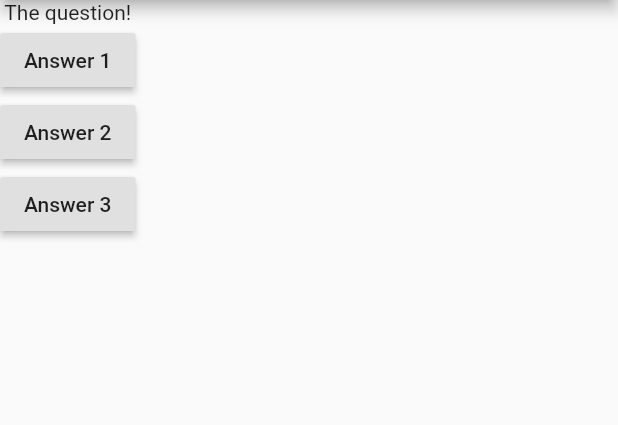
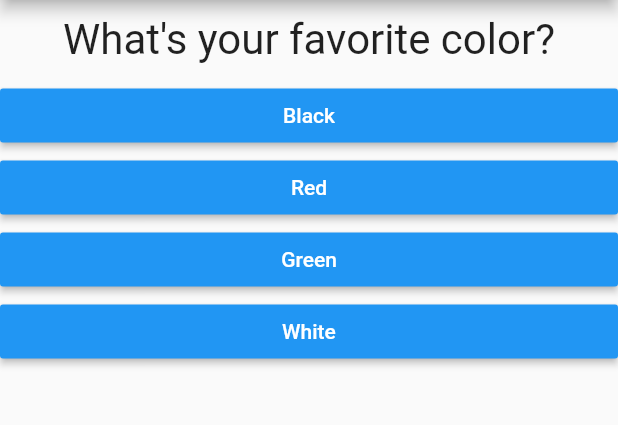
Before and after one commit to windellevega/flutter_academind, a Flutter app: the screen it shows after launch, on a phone screen of 412 x 824 dp, the part 84-509 px from its top. Run offline on Flutter 3.47's test engine with Material 2 defaults, Android fonts, the phone set to English and light mode, and no system bars.

Commit message:
Pretty much understanding of basic flutter and dart functionalities and how to refactor your code

```diff
--- /dev/null
+++ b/lib/answer.dart
@@ -0,0 +1,21 @@
+import 'package:flutter/material.dart';
+
+class Answer extends StatelessWidget {
+  final Function selectHandler;
+  final String answerText;
+
+  Answer(this.selectHandler, this.answerText);
+
+  @override
+  Widget build(BuildContext context) {
+    return Container(
+      width: double.infinity,
+      child: RaisedButton(
+        color: Colors.blue,
+        textColor: Colors.white,
+        child: Text(answerText),
+        onPressed: selectHandler,
+      ),
+    );
+  }
+}
--- a/lib/main.dart
+++ b/lib/main.dart
@@ -1,43 +1,83 @@
 import 'package:flutter/material.dart';
+import 'package:flutter_academind/result.dart';
+import 'quiz.dart';
+import 'result.dart';
 
 void main() => runApp(MyApp());
 
-class MyApp extends StatelessWidget {
-  void answerQuestion() {
-    print('Answer Chosen');
+class MyApp extends StatefulWidget {
+  @override
+  State<StatefulWidget> createState() {
+    return _MyAppState();
+  }
+}
+
+class _MyAppState extends State<MyApp> {
+  final _questions = const [
+    {
+      'questionText': 'What\'s your favorite color?',
+      'answers': [
+        {'text': 'Black', 'score': 10},
+        {'text': 'Red', 'score': 5},
+        {'text': 'Green', 'score': 3},
+        {'text': 'White', 'score': 1},
+      ],
+    },
+    {
+      'questionText': 'What\'s your favorite animal?',
+      'answers': [
+        {'text': 'Rabbit', 'score': 1},
+        {'text': 'Snake', 'score': 9},
+        {'text': 'Elephant', 'score': 6},
+        {'text': 'Lion', 'score': 10},
+      ],
+    },
+    {
+      'questionText': 'Who\s your favorite band/singer?',
+      'answers': [
+        {'text': 'Ben&Ben', 'score': 5},
+        {'text': 'Miora', 'score': 1},
+        {'text': 'Parokya ni Edgar', 'score': 10},
+        {'text': 'Yeng Constantino', 'score': 2},
+        {'text': 'IV of Spades', 'score': 6},
+      ],
+    }
+  ];
+  var _questionIndex = 0;
+  var _totalScore = 0;
+
+  void _resetQuiz() {
+    setState(() {
+      _questionIndex = 0;
+      _totalScore = 0;
+    });
+  }
+
+  void _answerQuestion(int score) {
+    _totalScore += score;
+
+    if (_questionIndex < _questions.length) {}
+
+    setState(() {
+      _questionIndex = _questionIndex + 1;
+    });
+    print(_questionIndex);
   }
 
   @override
   Widget build(BuildContext context) {
-    var questions = [
-      'What\'s your favorive color?',
-      'What\'s your favorite animal?',
-    ];
     return MaterialApp(
       home: Scaffold(
         appBar: AppBar(
           title: Text('My First App'),
         ),
-        body: Column(
-          children: [
-            Text('The question!'),
-            RaisedButton(
-              child: Text('Answer 1'),
-              onPressed: answerQuestion,
-            ),
-            RaisedButton(
-              child: Text('Answer 2'),
-              onPressed: () => print('Answer 2 chosen!'),
-            ),
-            RaisedButton(
-              child: Text('Answer 3'),
-              onPressed: () {
-                //...
-                print('Answer 3 chosen!');
-              },
-            ),
-          ],
-        ),
+        body: _questionIndex < _questions.length
+            ? Quiz(
+                answerQuestion: _answerQuestion,
+                quiestionIndex: _questionIndex,
+                questions: _questions,
+              )
+            : Result(_totalScore, _resetQuiz),
       ),
     );
   }
--- /dev/null
+++ b/lib/question.dart
@@ -0,0 +1,20 @@
+import 'package:flutter/material.dart';
+
+class Question extends StatelessWidget {
+  final String questionText;
+
+  Question(this.questionText);
+
+  @override
+  Widget build(BuildContext context) {
+    return Container(
+      width: double.infinity,
+      margin: EdgeInsets.all(10),
+      child: Text(
+        questionText,
+        style: TextStyle(fontSize: 28),
+        textAlign: TextAlign.center,
+      ),
+    );
+  }
+}
--- /dev/null
+++ b/lib/quiz.dart
@@ -0,0 +1,30 @@
+import 'package:flutter/material.dart';
+import 'question.dart';
+import 'answer.dart';
+
+class Quiz extends StatelessWidget {
+  final List<Map<String, Object>> questions;
+  final quiestionIndex;
+  final Function answerQuestion;
+
+  Quiz({
+    @required this.questions,
+    @required this.quiestionIndex,
+    @required this.answerQuestion,
+  });
+
+  @override
+  Widget build(BuildContext context) {
+    return Column(
+      children: [
+        Question(
+          questions[quiestionIndex]['questionText'],
+        ),
+        ...(questions[quiestionIndex]['answers'] as List<Map<String, Object>>)
+            .map((answer) {
+          return Answer(() => answerQuestion(answer['score']), answer['text']);
+        }).toList()
+      ],
+    );
+  }
+}
```
Also changed, not shown: lib/result.dart (added, +48 -0 lines).
